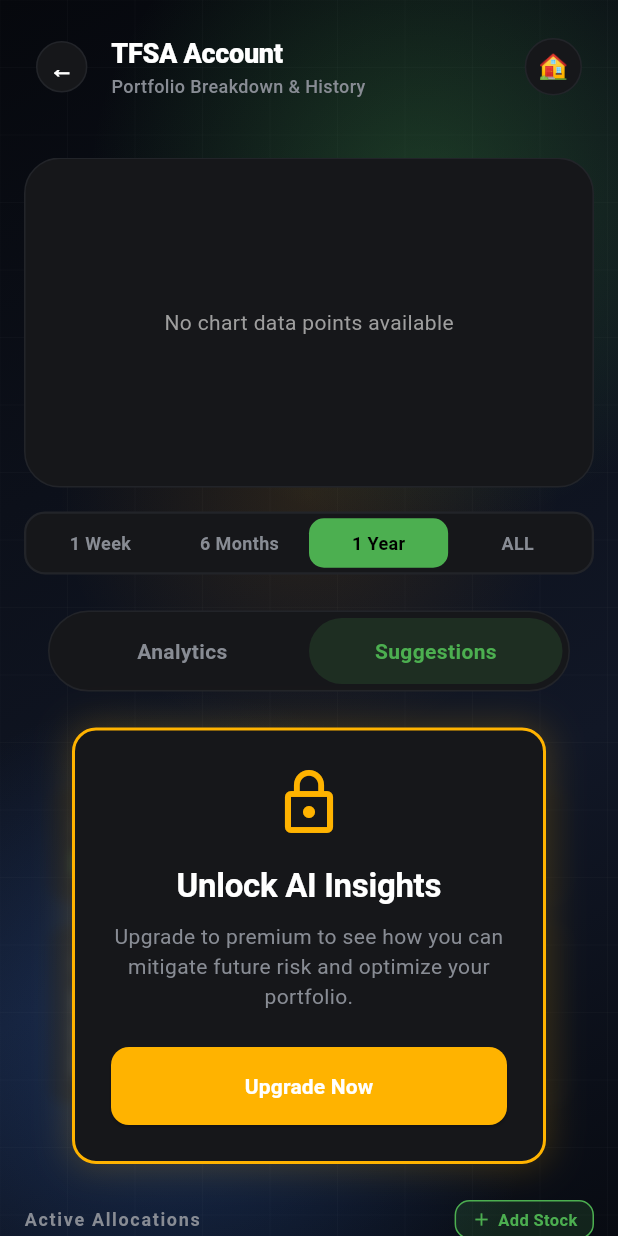
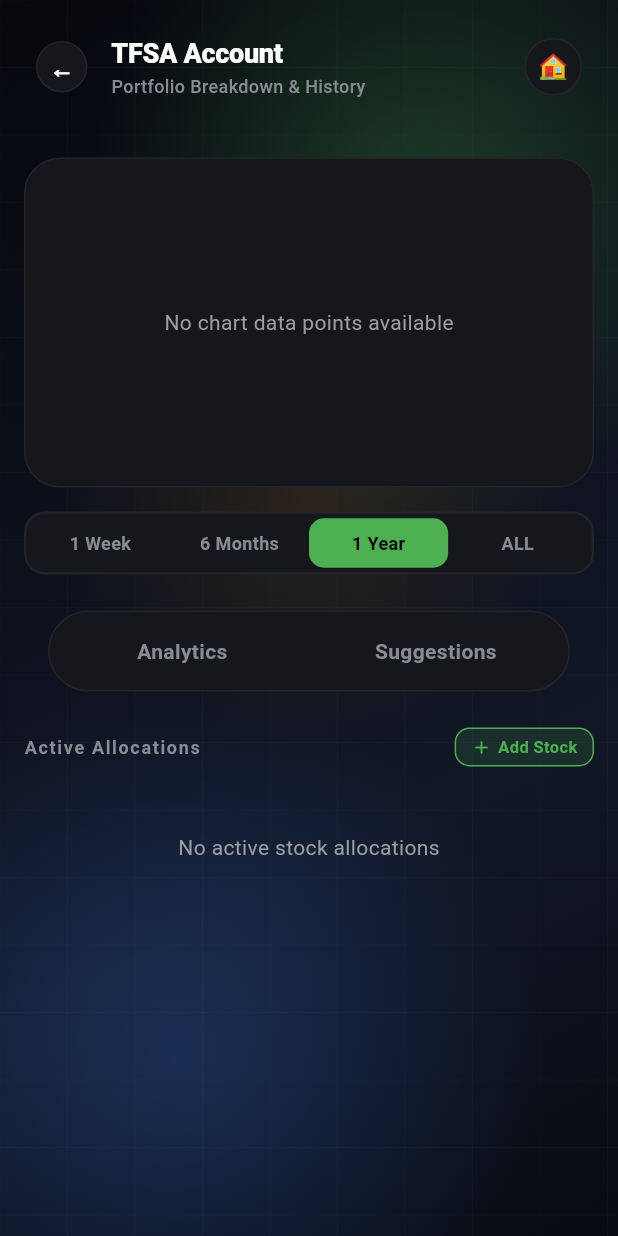
Before and after one commit to rashid0531/StockTracker, a Flutter app: the ProfileView screen opened directly with empty values, on a phone screen of 412 x 824 dp. Run offline on Flutter 3.47's test engine with Material 3 defaults, Android fonts, the phone set to English and light mode, and no system bars; our stand-ins replace go_router, shared_preferences; accounts and stored records are empty.

Commit message:
feat: use a mock suggestions page and remove paywall

```diff
--- a/frontend/lib/main.dart
+++ b/frontend/lib/main.dart
@@ -16,6 +16,7 @@ import 'ui/features/analysis/analysis_view.dart';
 import 'ui/features/import/import_view.dart';
 import 'ui/features/onboarding/module_selection_view.dart';
 import 'ui/features/profile/analytics_view.dart';
+import 'ui/features/profile/suggestions_view.dart';
 import 'core/providers/pillar_preferences_provider.dart';
 
 void main() {
@@ -138,6 +139,13 @@ class WealthTrackerApp extends StatelessWidget {
         },
       ),
       GoRoute(
+        path: '/profile/:id/suggestions',
+        builder: (context, state) {
+          final profileId = state.pathParameters['id'] ?? '';
+          return SuggestionsView(profileId: profileId);
+        },
+      ),
+      GoRoute(
         path: '/analysis',
         builder: (context, state) {
           final id = state.uri.queryParameters['id'] ?? '';
--- a/frontend/lib/ui/features/profile/profile_view.dart
+++ b/frontend/lib/ui/features/profile/profile_view.dart
@@ -6,7 +6,6 @@ import 'package:go_router/go_router.dart';
 import '../../../data/models/profile.dart';
 import '../../../data/services/api_service.dart';
 import '../../core/theme.dart';
-import 'widgets/ai_suggestions_view.dart';
 
 // Top-level mock sector list helper
 Map<String, dynamic> _getStockMetadata(String ticker) {
@@ -551,20 +550,13 @@ class _ProfileViewState extends State<ProfileView> {
               Expanded(
                 child: _buildActionButton(
                   "Suggestions",
-                  () {}, // Always active below
-                  true,
+                  () => context.push('/profile/${widget.profileId}/suggestions'),
+                  false,
                   theme,
                 ),
               ),
             ],
           ),
-        ),
-        const SizedBox(height: 24),
-
-        // Suggestions Content Always Shown
-        Padding(
-          padding: const EdgeInsets.symmetric(horizontal: 16),
-          child: AiSuggestionsView(profileId: widget.profileId, theme: theme),
         ),
         const SizedBox(height: 24),
 
--- a/frontend/lib/ui/features/profile/widgets/ai_suggestions_view.dart
+++ /dev/null
@@ -1,245 +0,0 @@
-import 'dart:ui';
-import 'package:flutter/material.dart';
-import '../../../core/theme.dart';
-import '../../../../data/services/api_service.dart';
-
-class AiSuggestionsView extends StatefulWidget {
-  final String profileId;
-  final ThemeProvider theme;
-
-  const AiSuggestionsView({
-    Key? key,
-    required this.profileId,
-    required this.theme,
-  }) : super(key: key);
-
-  @override
-  State<AiSuggestionsView> createState() => _AiSuggestionsViewState();
-}
-
-class _AiSuggestionsViewState extends State<AiSuggestionsView> {
-  bool _isLoading = true;
-  bool _isPremium = true;
-  Map<String, dynamic>? _suggestions;
-
-  @override
-  void initState() {
-    super.initState();
-    _fetchSuggestions();
-  }
-
-  Future<void> _fetchSuggestions() async {
-    try {
-      final suggestions = await ApiService().fetchAiSuggestions(widget.profileId);
-      if (mounted) {
-        setState(() {
-          _suggestions = suggestions;
-          _isLoading = false;
-          _isPremium = true;
-        });
-      }
-    } catch (e) {
-      if (e.toString().contains("PAYMENT_REQUIRED")) {
-        if (mounted) {
-          setState(() {
-            _isPremium = false;
-            _isLoading = false;
-          });
-        }
-      }
-    }
-  }
-
-  @override
-  Widget build(BuildContext context) {
-    if (_isLoading) {
-      return const Center(
-        child: Padding(
-          padding: EdgeInsets.all(32.0),
-          child: CircularProgressIndicator(),
-        ),
-      );
-    }
-
-    if (!_isPremium) {
-      return _buildPaywall(widget.theme);
-    }
-
-    return _buildInsights(widget.theme);
-  }
-
-  Widget _buildPaywall(ThemeProvider theme) {
-    return Stack(
-      alignment: Alignment.center,
-      children: [
-        // Blurred background content
-        Opacity(
-          opacity: 0.3,
-          child: ImageFiltered(
-            imageFilter: ImageFilter.blur(sigmaX: 4, sigmaY: 4),
-            child: _buildDummyInsights(theme),
-          ),
-        ),
-        // Paywall Banner
-        Container(
-          margin: const EdgeInsets.symmetric(horizontal: 16),
-          padding: const EdgeInsets.all(24),
-          decoration: BoxDecoration(
-            color: theme.card,
-            borderRadius: BorderRadius.circular(16),
-            border: Border.all(color: AppColors.dividend, width: 2),
-            boxShadow: [
-              BoxShadow(
-                color: AppColors.dividend.withOpacity(0.2),
-                blurRadius: 20,
-                spreadRadius: 2,
-              )
-            ],
-          ),
-          child: Column(
-            mainAxisSize: MainAxisSize.min,
-            children: [
-              const Icon(Icons.lock_outline, color: AppColors.dividend, size: 48),
-              const SizedBox(height: 16),
-              Text(
-                "Unlock AI Insights",
-                style: theme.titleStyle.copyWith(fontWeight: FontWeight.bold),
-              ),
-              const SizedBox(height: 8),
-              Text(
-                "Upgrade to premium to see how you can mitigate future risk and optimize your portfolio.",
-                textAlign: TextAlign.center,
-                style: theme.bodyStyle.copyWith(color: theme.subtext),
-              ),
-              const SizedBox(height: 24),
-              SizedBox(
-                width: double.infinity,
-                child: ElevatedButton(
-                  onPressed: () {
-                    // Simulate upgrading
-                    ApiService().isPremium = true;
-                    setState(() {
-                      _isLoading = true;
-                    });
-                    _fetchSuggestions();
-                  },
-                  style: ElevatedButton.styleFrom(
-                    backgroundColor: AppColors.dividend,
-                    padding: const EdgeInsets.symmetric(vertical: 16),
-                    shape: RoundedRectangleBorder(borderRadius: BorderRadius.circular(12)),
-                  ),
-                  child: const Text(
-                    "Upgrade Now",
-                    style: TextStyle(color: Colors.white, fontWeight: FontWeight.bold),
-                  ),
-                ),
-              ),
-            ],
-          ),
-        )
-      ],
-    );
-  }
-
-  Widget _buildDummyInsights(ThemeProvider theme) {
-    return Column(
-      crossAxisAlignment: CrossAxisAlignment.start,
-      children: [
-        Row(
-          children: [
-            Expanded(
-              child: _buildInsightCard("Strongest Sector", "████████", AppColors.positive, theme),
-            ),
-            const SizedBox(width: 16),
-            Expanded(
-              child: _buildInsightCard("Weakest Sector", "██████", AppColors.negative, theme),
-            ),
-          ],
-        ),
-        const SizedBox(height: 16),
-        Container(
-          padding: const EdgeInsets.all(16),
-          decoration: BoxDecoration(
-            color: theme.card,
-            borderRadius: BorderRadius.circular(12),
-            border: Border.all(color: theme.border),
-          ),
-          child: Column(
-            crossAxisAlignment: CrossAxisAlignment.start,
-            children: [
-              Text("Risk Mitigation Strategy", style: theme.subtitleStyle.copyWith(fontWeight: FontWeight.bold)),
-              const SizedBox(height: 8),
-              Text(
-                "██████████████████████████████████████████████████████████████████████████████████████████",
-                style: theme.bodyStyle.copyWith(color: theme.subtext),
-              ),
-            ],
-          ),
-        ),
-      ],
-    );
-  }
-
-  Widget _buildInsights(ThemeProvider theme) {
-    if (_suggestions == null) return const SizedBox();
-
-    return Column(
-      crossAxisAlignment: CrossAxisAlignment.start,
-      children: [
-        Row(
-          children: [
-            Expanded(
-              child: _buildInsightCard("Strongest Sector", _suggestions!["strongest_side"], AppColors.positive, theme),
-            ),
-            const SizedBox(width: 16),
-            Expanded(
-              child: _buildInsightCard("Weakest Sector", _suggestions!["weakest_side"], AppColors.negative, theme),
-            ),
-          ],
-        ),
-        const SizedBox(height: 16),
-        Container(
-          padding: const EdgeInsets.all(16),
-          decoration: BoxDecoration(
-            color: theme.card,
-            borderRadius: BorderRadius.circular(12),
-            border: Border.all(color: theme.border),
-          ),
-          child: Column(
-            crossAxisAlignment: CrossAxisAlignment.start,
-            children: [
-              Text("Risk Mitigation Strategy", style: theme.subtitleStyle.copyWith(fontWeight: FontWeight.bold)),
-              const SizedBox(height: 8),
-              Text(
-                _suggestions!["risk_mitigation"],
-                style: theme.bodyStyle.copyWith(color: theme.subtext, height: 1.5),
-              ),
-            ],
-          ),
-        ),
-      ],
-    );
-  }
-
-  Widget _buildInsightCard(String title, String value, Color color, ThemeProvider theme) {
-    return Container(
-      padding: const EdgeInsets.all(16),
-      decoration: BoxDecoration(
-        color: theme.card,
-        borderRadius: BorderRadius.circular(12),
-        border: Border.all(color: theme.border),
-      ),
-      child: Column(
-        crossAxisAlignment: CrossAxisAlignment.start,
-        children: [
-          Text(title, style: theme.bodyStyle.copyWith(color: theme.subtext, fontSize: 12)),
-          const SizedBox(height: 8),
-          Text(
-            value,
-            style: theme.subtitleStyle.copyWith(fontWeight: FontWeight.bold, color: color),
-          ),
-        ],
-      ),
-    );
-  }
-}
```
Also changed, not shown: frontend/lib/ui/features/profile/suggestions_view.dart (added, +94 -0 lines).
